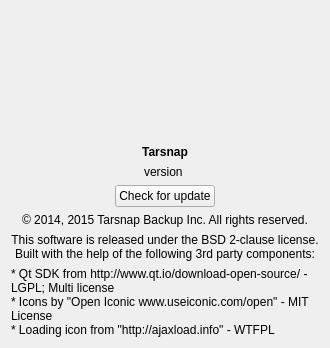
Before: the Qt Designer form forms/aboutwidget.ui in Tarsnap/tarsnap-gui, drawn with Qt 5.
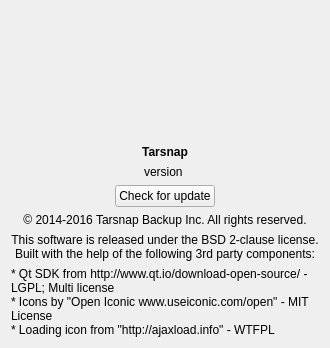
After: the same form once the commit is applied. Icons and pictures are not drawn.

Commit message: Update copyright with respect to 2016.

Diff of the .ui file:
```diff
--- a/forms/aboutwidget.ui
+++ b/forms/aboutwidget.ui
@@ -92,7 +92,7 @@
    <item>
     <widget class="QLabel" name="label_3">
      <property name="text">
-      <string>© 2014, 2015 Tarsnap Backup Inc. All rights reserved.</string>
+      <string>© 2014-2016 Tarsnap Backup Inc. All rights reserved.</string>
      </property>
      <property name="alignment">
       <set>Qt::AlignCenter</set>
```
The commit also changes 1 other file.
